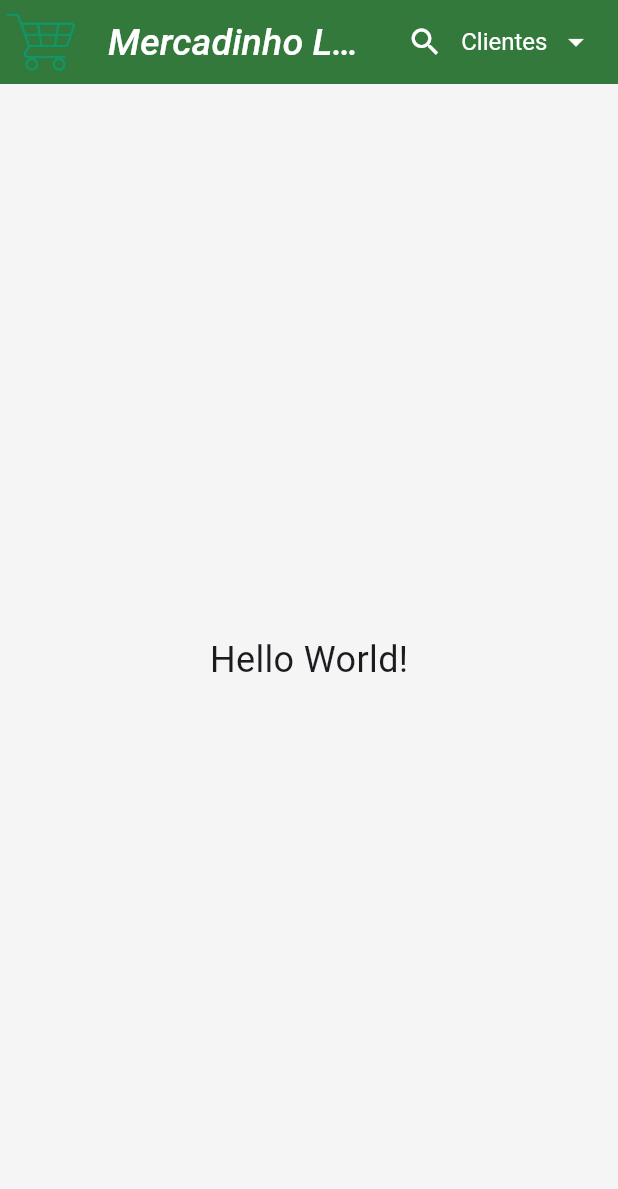
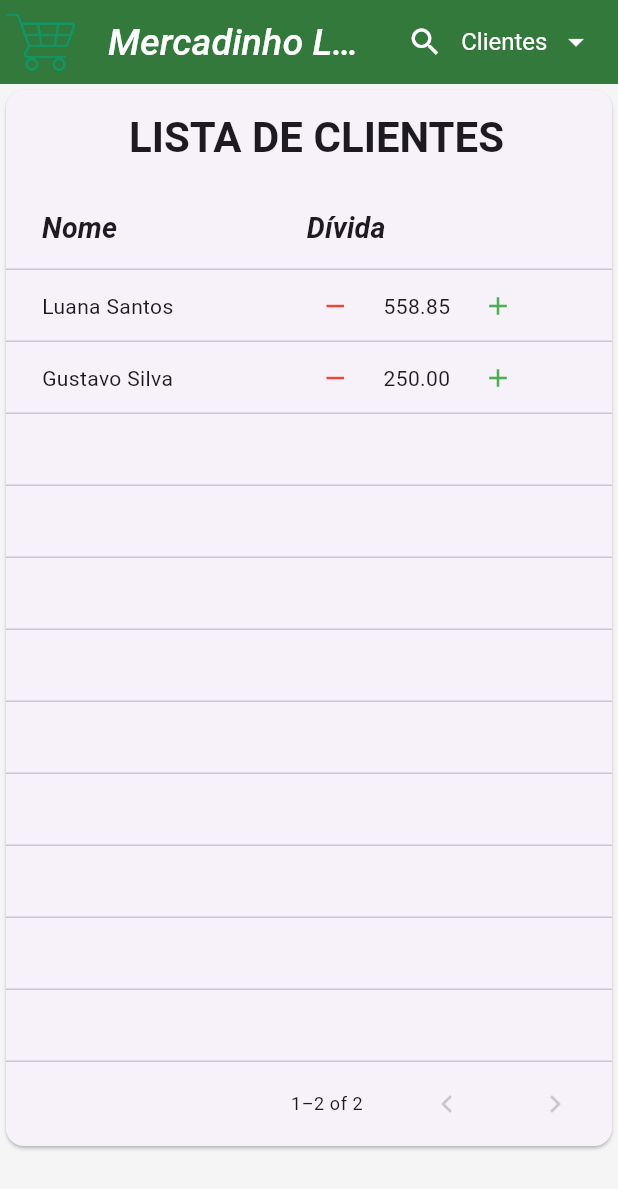
Before and after one commit to Jeffersson17/sistema_controle_dividas_frontend, a Flutter app: the screen it shows after launch, on a phone screen of 412 x 824 dp. Shown: the top 1189 px of the screen. Run offline on Flutter 3.47's test engine with Material 3 defaults, Android fonts, the phone set to English and light mode, and no system bars.

Commit message:
customers page (#2)

```diff
--- a/lib/main.dart
+++ b/lib/main.dart
@@ -23,7 +23,7 @@
             color: Colors.white,
             fontSize: 25,
             fontWeight: FontWeight.w500,
-            fontStyle: FontStyle.italic
+            fontStyle: FontStyle.italic,
           ),
         ),
         textTheme: const TextTheme(
@@ -38,7 +38,6 @@
 
 class HomePage extends StatefulWidget {
   const HomePage({super.key});
-
   @override
   State<HomePage> createState() => _HomePageState();
 }
@@ -48,9 +47,14 @@
   bool _isSearching = false;
   final TextEditingController _searchController = TextEditingController();
 
+  final List<Map<String, dynamic>> clientes = [
+    {"nome": "Luana Santos", "divida": 558.85},
+    {"nome": "Gustavo Silva", "divida": 250.00},
+  ];
+
   Widget _buildAppBarTitle() {
-    if (_isSearching) {
-      return TextField(
+    return _isSearching
+        ? TextField(
             controller: _searchController,
             autofocus: true,
             style: const TextStyle(color: Colors.white),
@@ -64,10 +68,8 @@
                 SnackBar(content: Text('Pesquisando por: $value')),
               );
             },
-      );
-    } else {
-      return const Text('Mercadinho LEONE');
-    }
+          )
+        : const Text('Mercadinho LEONE');
   }
 
   List<Widget> _buildAppBarActions() {
@@ -87,7 +89,7 @@
     } else {
       return [
         IconButton(
-          icon: const Icon(Icons.search, color: Colors.white,),
+          icon: const Icon(Icons.search, color: Colors.white),
           onPressed: () {
             setState(() {
               _isSearching = true;
@@ -117,10 +119,7 @@
               }
             },
             items: ['Clientes', 'Histórico'].map((value) {
-              return DropdownMenuItem<String>(
-                value: value,
-                child: Text(value),
-              );
+              return DropdownMenuItem<String>(value: value, child: Text(value));
             }).toList(),
           ),
         ),
@@ -129,20 +128,134 @@
     }
   }
 
+  Future<void> removeDebt() => showDialog(
+    context: context,
+    builder: (context) => AlertDialog(
+      title: const Text('Quanto o cliente pagou?'),
+      content: const TextField(
+        keyboardType: TextInputType.number,
+        decoration: InputDecoration(hintText: ''),
+      ),
+      actions: [
+        TextButton(
+          onPressed: () {
+            Navigator.of(context).pop();
+          },
+          child: const Text('Enviar'),
+        ),
+      ],
+    ),
+  );
+
+  Future<void> addDebt() => showDialog(
+    context: context,
+    builder: (context) => AlertDialog(
+      title: const Text('Quanto o cliente comprou?'),
+      content: const TextField(
+        keyboardType: TextInputType.number,
+        decoration: InputDecoration(hintText: ''),
+      ),
+      actions: [
+        TextButton(
+          onPressed: () {
+            Navigator.of(context).pop();
+          },
+          child: const Text('Enviar'),
+        ),
+      ],
+    ),
+  );
+
   @override
   Widget build(BuildContext context) {
+    // Aqui está o estilo que você mencionou
+    final TextStyle titles = const TextStyle(
+      fontStyle: FontStyle.italic,
+      fontWeight: FontWeight.bold,
+      fontSize: 19,
+    );
+
     return Scaffold(
       appBar: AppBar(
         leading: Image.asset("assets/logo.png"),
         title: _buildAppBarTitle(),
         actions: _buildAppBarActions(),
       ),
-      body: const Center(
-        child: Text(
-          'Hello World!',
-          style: TextStyle(fontSize: 24),
+      body: LayoutBuilder(
+        builder: (context, constraints) {
+          return SingleChildScrollView(
+            child: ConstrainedBox(
+              constraints: BoxConstraints(minWidth: constraints.maxWidth),
+              child: PaginatedDataTable(
+                header: const Text(
+                  'LISTA DE CLIENTES',
+                  textAlign: TextAlign.center,
+                  style: TextStyle(
+                    fontSize: 28, // aumenta o tamanho da fonte
+                    fontWeight: FontWeight.bold, // deixa o texto em negrito
                   ),
+                ),
+                columns: [
+                  DataColumn(label: Text('Nome', style: titles)),
+                  DataColumn(label: Text(' Dívida', style: titles)),
+                ],
+                rowsPerPage: 11,
+                source: ClienteDataSource(
+                  clientes,
+                  onAdd: (index) => addDebt(),
+                  onRemove: (index) => removeDebt(),
+                ),
+              ),
+            ),
+          );
+        },
       ),
     );
   }
 }
+
+// Fonte de dados paginada com os dois clientes
+class ClienteDataSource extends DataTableSource {
+  final List<Map<String, dynamic>> data;
+  final void Function(int index) onAdd;
+  final void Function(int index) onRemove;
+
+  ClienteDataSource(this.data, {required this.onAdd, required this.onRemove});
+
+  @override
+  DataRow getRow(int index) {
+    final cliente = data[index];
+    return DataRow(
+      cells: [
+        DataCell(Text(cliente["nome"])),
+        DataCell(
+          Row(
+            mainAxisSize: MainAxisSize.min,
+            children: [
+              IconButton(
+                icon: const Icon(Icons.remove, size: 20, color: Colors.red),
+                constraints: const BoxConstraints(),
+                onPressed: () => onRemove(index),
+              ),
+              const SizedBox(width: 8),
+              Text(cliente["divida"].toStringAsFixed(2)),
+              const SizedBox(width: 8),
+              IconButton(
+                icon: const Icon(Icons.add, size: 20, color: Colors.green),
+                constraints: const BoxConstraints(),
+                onPressed: () => onAdd(index),
+              ),
+            ],
+          ),
+        ),
+      ],
+    );
+  }
+
+  @override
+  bool get isRowCountApproximate => false;
+  @override
+  int get rowCount => data.length;
+  @override
+  int get selectedRowCount => 0;
+}
```
Lines whose indentation alone changed are shown as unchanged.
